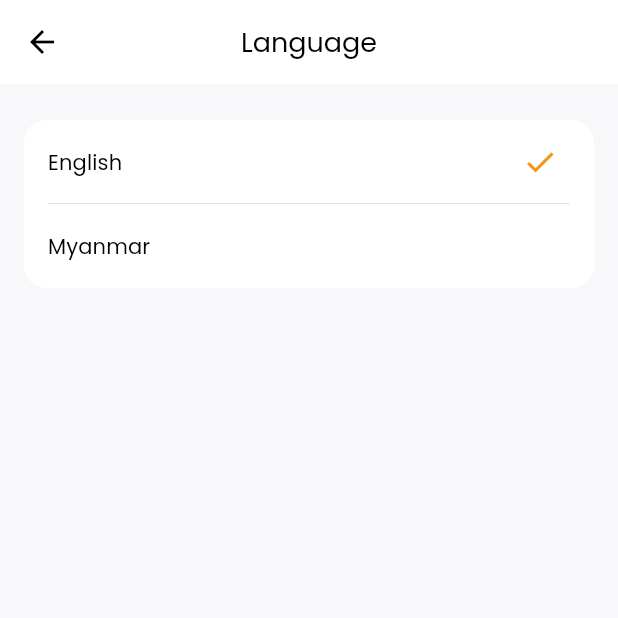
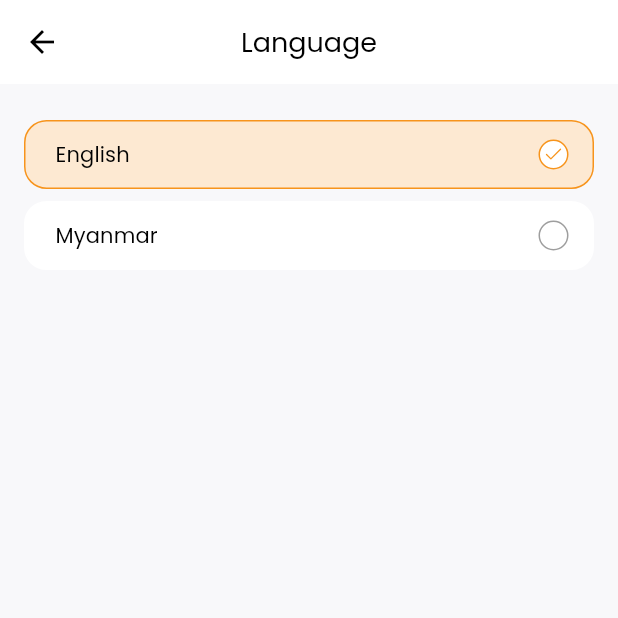
Before and after one commit to KaungKhantKyaw1997/distribution, a Flutter app: the LanguageScreen screen opened by its route, on a phone screen of 412 x 824 dp, the top half of it. Run offline on Flutter 3.47's test engine with Material 3 defaults, Android fonts, the phone set to English and light mode, and no system bars; our stand-ins replace dio, flutter_secure_storage, flutter_spinkit, flutter_svg, fluttertoast, google_fonts and 4 more; missing offline and left inert: bottom_picker; accounts and stored records are empty.

Commit message:
language

```diff
--- a/lib/src/screens/language_screen.dart
+++ b/lib/src/screens/language_screen.dart
@@ -2,6 +2,7 @@ import 'dart:convert';
 import 'package:distribution/global.dart';
 import 'package:flutter/material.dart';
 import 'package:flutter/services.dart';
+import 'package:flutter_svg/svg.dart';
 import 'package:shared_preferences/shared_preferences.dart';
 
 class LanguageScreen extends StatefulWidget {
@@ -66,55 +67,138 @@ class _LanguageScreenState extends State<LanguageScreen> {
             horizontal: 16,
             vertical: 24,
           ),
-          decoration: BoxDecoration(
-            color: Colors.white,
-            borderRadius: BorderRadius.circular(15),
-          ),
           child: Column(
             children: [
-              ListTile(
-                title: Text(
-                  language["English"] ?? "English",
-                  style: Theme.of(context).textTheme.labelLarge,
-                ),
-                trailing: Icon(
-                  Icons.done,
-                  color: selectedLangIndex == 0
-                      ? Theme.of(context).primaryColor
-                      : Colors.white,
-                  size: 24,
-                ),
-                onTap: () async {
+              GestureDetector(
+                onTap: () {
                   selectedLangIndex = 0;
                   changeLanguage("eng");
                 },
-              ),
-              Padding(
-                padding: EdgeInsets.symmetric(
-                  horizontal: 16,
-                ),
-                child: Divider(
-                  height: 0,
-                  color: Colors.grey,
-                  thickness: 0.2,
+                child: Container(
+                  padding: EdgeInsets.symmetric(
+                    horizontal: 16,
+                    vertical: 12,
+                  ),
+                  decoration: BoxDecoration(
+                    borderRadius: BorderRadius.circular(15),
+                    color: selectedLangIndex == 0
+                        ? Theme.of(context).primaryColorLight
+                        : Colors.white,
+                    border: Border.all(
+                      color: selectedLangIndex == 0
+                          ? Theme.of(context).primaryColor
+                          : Colors.white,
+                      width: 1.0,
+                    ),
+                  ),
+                  child: Row(
+                    children: [
+                      Expanded(
+                        child: Padding(
+                          padding: const EdgeInsets.symmetric(
+                            horizontal: 4,
+                          ),
+                          child: Text(
+                            language["English"] ?? "English",
+                            overflow: TextOverflow.ellipsis,
+                            style: Theme.of(context).textTheme.labelLarge,
+                          ),
+                        ),
+                      ),
+                      Container(
+                        width: 20,
+                        height: 20,
+                        padding: EdgeInsets.all(2),
+                        decoration: BoxDecoration(
+                          borderRadius: BorderRadius.circular(100),
+                          color: Colors.white,
+                          border: Border.all(
+                            color: selectedLangIndex == 0
+                                ? Theme.of(context).primaryColor
+                                : Colors.grey,
+                            width: 1.0,
+                          ),
+                        ),
+                        child: selectedLangIndex == 0
+                            ? SvgPicture.asset(
+                                "assets/icons/check.svg",
+                                colorFilter: ColorFilter.mode(
+                                  Theme.of(context).primaryColor,
+                                  BlendMode.srcIn,
+                                ),
+                              )
+                            : null,
+                      ),
+                    ],
+                  ),
                 ),
               ),
-              ListTile(
-                title: Text(
-                  language["Myanmar"] ?? "Myanmar",
-                  style: Theme.of(context).textTheme.labelLarge,
-                ),
-                trailing: Icon(
-                  Icons.done,
-                  color: selectedLangIndex == 1
-                      ? Theme.of(context).primaryColor
-                      : Colors.white,
-                  size: 24,
-                ),
-                onTap: () async {
+              SizedBox(
+                height: 8,
+              ),
+              GestureDetector(
+                onTap: () {
                   selectedLangIndex = 1;
                   changeLanguage("mm");
                 },
+                child: Container(
+                  padding: EdgeInsets.symmetric(
+                    horizontal: 16,
+                    vertical: 12,
+                  ),
+                  decoration: BoxDecoration(
+                    borderRadius: BorderRadius.circular(15),
+                    color: selectedLangIndex == 1
+                        ? Theme.of(context).primaryColorLight
+                        : Colors.white,
+                    border: Border.all(
+                      color: selectedLangIndex == 1
+                          ? Theme.of(context).primaryColor
+                          : Colors.white,
+                      width: 1.0,
+                    ),
+                  ),
+                  child: Row(
+                    children: [
+                      Expanded(
+                        child: Padding(
+                          padding: const EdgeInsets.symmetric(
+                            horizontal: 4,
+                          ),
+                          child: Text(
+                            language["Myanmar"] ?? "Myanmar",
+                            overflow: TextOverflow.ellipsis,
+                            style: Theme.of(context).textTheme.labelLarge,
+                          ),
+                        ),
+                      ),
+                      Container(
+                        width: 20,
+                        height: 20,
+                        padding: EdgeInsets.all(2),
+                        decoration: BoxDecoration(
+                          borderRadius: BorderRadius.circular(100),
+                          color: Colors.white,
+                          border: Border.all(
+                            color: selectedLangIndex == 1
+                                ? Theme.of(context).primaryColor
+                                : Colors.grey,
+                            width: 1.0,
+                          ),
+                        ),
+                        child: selectedLangIndex == 1
+                            ? SvgPicture.asset(
+                                "assets/icons/check.svg",
+                                colorFilter: ColorFilter.mode(
+                                  Theme.of(context).primaryColor,
+                                  BlendMode.srcIn,
+                                ),
+                              )
+                            : null,
+                      ),
+                    ],
+                  ),
+                ),
               ),
             ],
           ),
--- a/lib/src/screens/stock_screen.dart
+++ b/lib/src/screens/stock_screen.dart
@@ -319,13 +319,13 @@ class _StockScreenState extends State<StockScreen> {
     );
   }
 
-  shopCard(index) {
+  stockCard(index) {
     return GestureDetector(
       onTap: () {
         setState(() {
           stocks[index]["selected"] = !stocks[index]["selected"];
           selectedCount =
-              stocks.where((shop) => shop['selected'] == true).length;
+              stocks.where((stock) => stock['selected'] == true).length;
         });
       },
       child: Container(
@@ -509,7 +509,7 @@ class _StockScreenState extends State<StockScreen> {
                   mainAxisSpacing: 8,
                 ),
                 itemBuilder: (context, index) {
-                  return shopCard(index);
+                  return stockCard(index);
                 },
               ),
             ),
```
